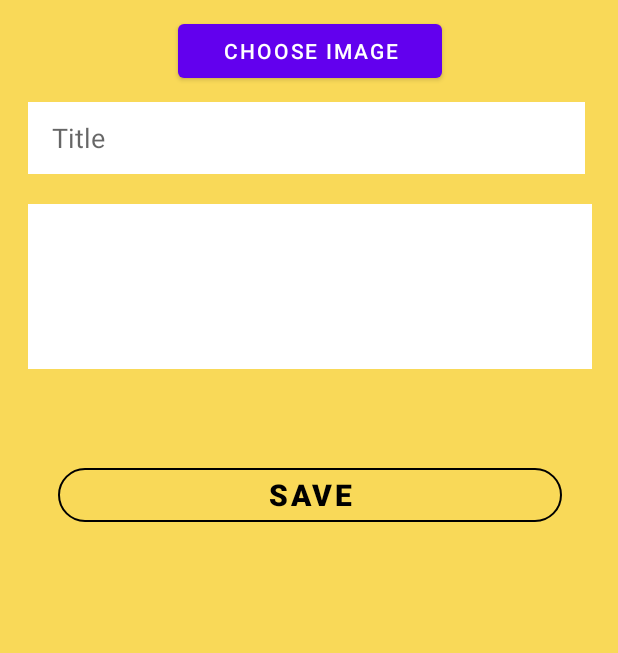
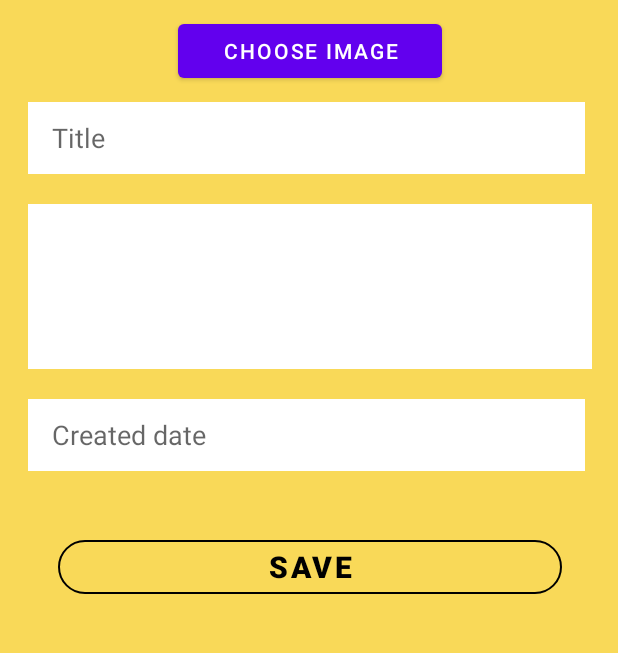
Before and after one commit to upadhyaydaksh/CraftyMe, an Android app: the AddArtworkActivity screen opened directly, with no data from a screen before it, on a phone screen of 412 x 824 dp, the part 474-1127 px from its top. Run offline under Robolectric (Android 15) with nearby library versions, the light colour scheme and no system bars; our stand-ins replace Firebase (no records; nobody signed in at launch, a user with empty details on screens opened directly), Picasso; 1 statement that could not run was skipped.

Commit message:
final changes.

```diff
--- a/app/src/main/java/com/gc/craftyme/activity/AddArtworkActivity.kt
+++ b/app/src/main/java/com/gc/craftyme/activity/AddArtworkActivity.kt
@@ -199,6 +199,7 @@ class AddArtworkActivity : DUBaseActivity() {
                     if(artwork != null){
                         this.setTextFromViewById(R.id.title, artwork.title)
                         this.setTextFromViewById(R.id.description, artwork.artDescription)
+                        this.setTextFromViewById(R.id.createdDate, artwork.createdDate)
                         val arrtworkImage: ImageView = findViewById(R.id.artworkImage) as ImageView
                         if(artwork.artworkImageUrl != null && artwork.artworkImageUrl != ""){
                             Picasso.get().load(artwork.artworkImageUrl).into(arrtworkImage)
--- a/app/src/main/res/layout/activity_add_artwork.xml
+++ b/app/src/main/res/layout/activity_add_artwork.xml
@@ -85,6 +85,25 @@
                 android:textAppearance="?android:attr/textAppearanceMedium"
                 android:textSize="18sp" />
 
+            <EditText
+                android:id="@+id/createdDate"
+                android:layout_width="371dp"
+                android:layout_height="48dp"
+                android:background="@color/white"
+                android:hint="@string/prompt_created_date"
+                android:inputType="textEmailAddress"
+                android:minHeight="48dp"
+                android:paddingLeft="16dp"
+                android:paddingRight="16dp"
+                android:selectAllOnFocus="true"
+                android:singleLine="true"
+                android:textSize="18sp"
+                app:layout_constraintBottom_toTopOf="@+id/username3"
+                app:layout_constraintEnd_toEndOf="parent"
+                app:layout_constraintHorizontal_bias="0.5"
+                app:layout_constraintStart_toStartOf="parent"
+                app:layout_constraintTop_toTopOf="parent" />
+
             <LinearLayout
                 android:layout_width="match_parent"
                 android:layout_height="match_parent"
--- a/app/src/main/res/values/strings.xml
+++ b/app/src/main/res/values/strings.xml
@@ -15,6 +15,7 @@
     <string name="action_save">Save</string>
     <string name="action_logout">Logout</string>
     <string name="prompt_title">Title</string>
+    <string name="prompt_created_date">Created date</string>
     <string name="content_ddescription_add_new">Add</string>
     <string name="action_update">Update</string>
     <string name="action_delete">delete</string>
```
Also changed, not shown: app/src/main/java/com/gc/craftyme/activity/HomeAdapter.kt (+8 -0 lines), app/src/main/res/drawable/ic_img1.jpeg (added), app/src/main/res/drawable/ic_img2.jpeg (added), app/src/main/res/drawable/ic_img3.jpeg (added).
